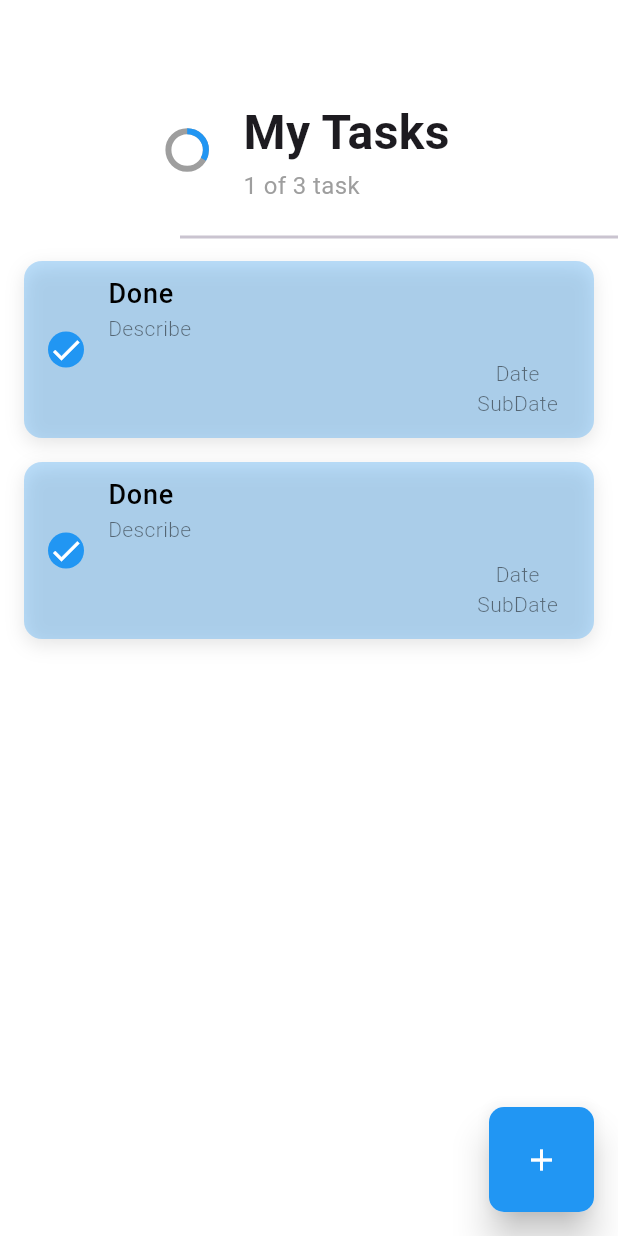
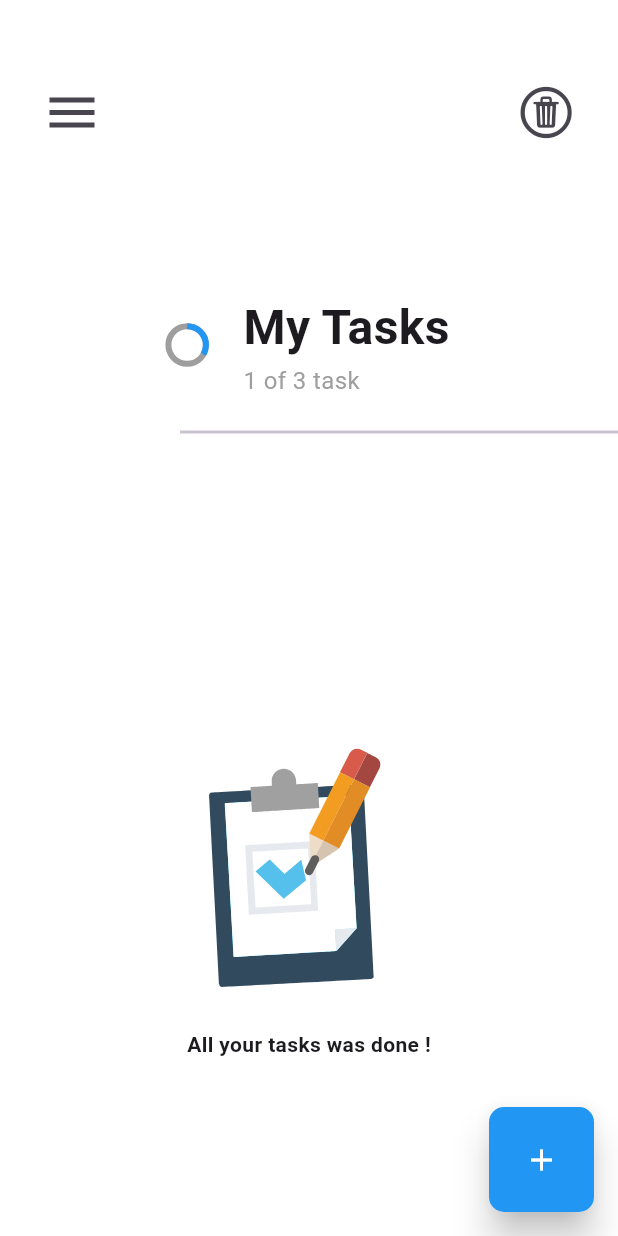
Before and after one commit to Duongmanhvp/-Flutter-TO_DO_app, a Flutter app: the screen it shows after launch, on a phone screen of 412 x 824 dp. Run offline on Flutter 3.47's test engine with Material 3 defaults, Android fonts, the phone set to English and light mode, and no system bars; drawn by our look-alikes of flutter_slider_drawer; our stand-ins replace animate_do, lottie, sidebarx.

Commit message:
SideBar
Add.

```diff
--- /dev/null
+++ b/todo/lib/view/home/components/home_app_bar.dart
@@ -0,0 +1,84 @@
+import 'package:flutter/cupertino.dart';
+import 'package:flutter/material.dart';
+import 'package:flutter_slider_drawer/flutter_slider_drawer.dart';
+
+class HomeAppBar extends StatefulWidget {
+  const HomeAppBar({super.key, required this.drawerKey});
+
+  final GlobalKey<SliderDrawerState> drawerKey;
+
+  @override
+  State<HomeAppBar> createState() => _HomeAppBarState();
+}
+
+class _HomeAppBarState extends State<HomeAppBar>
+    with SingleTickerProviderStateMixin {
+  late AnimationController animationController;
+  bool isDrawerOpen = false;
+
+  @override
+  void initState() {
+    animationController =
+        AnimationController(vsync: this, duration: const Duration(seconds: 1));
+    super.initState();
+  }
+
+  @override
+  void dispose() {
+    animationController.dispose();
+    super.dispose();
+  }
+
+  void onDrawerToggle() {
+    setState(() {
+      isDrawerOpen = !isDrawerOpen;
+      if (isDrawerOpen) {
+        animationController.forward();
+        widget.drawerKey.currentState!.openSlider();
+      } else {
+        animationController.reverse();
+        widget.drawerKey.currentState!.closeSlider();
+      }
+    });
+  }
+
+  @override
+  Widget build(BuildContext context) {
+    return SizedBox(
+      width: double.infinity,
+      height: 130,
+      child: Padding(
+        padding: const EdgeInsets.only(top: 20.0),
+        child: Row(
+          mainAxisAlignment: MainAxisAlignment.spaceBetween,
+          children: [
+            //Menu Icon
+            Padding(
+              padding: const EdgeInsets.only(left: 20.0),
+              child: IconButton(
+                onPressed: onDrawerToggle,
+                icon: AnimatedIcon(
+                  icon: AnimatedIcons.menu_close,
+                  progress: animationController,
+                  size: 40,
+                ),
+              ),
+            ),
+
+            // Trash Icon
+            Padding(
+              padding: const EdgeInsets.only(right: 20.0),
+              child: IconButton(
+                onPressed: () {},
+                icon: const Icon(
+                  CupertinoIcons.trash_circle,
+                  size: 40,
+                ),
+              ),
+            ),
+          ],
+        ),
+      ),
+    );
+  }
+}
--- a/todo/lib/view/home/home_screen.dart
+++ b/todo/lib/view/home/home_screen.dart
@@ -1,7 +1,12 @@
 import 'package:animate_do/animate_do.dart';
 import 'package:flutter/material.dart';
+import 'package:flutter_slider_drawer/flutter_slider_drawer.dart';
 import 'package:lottie/lottie.dart';
+import 'package:sidebarx/sidebarx.dart';
+import 'package:todo/view/home/components/home_app_bar.dart';
+import 'package:todo/view/home/components/slider_drawer.dart';
 import 'package:todo/view/home/widget/fab.dart';
+import 'package:todo/view/home/widget/main_home_screen.dart';
 import 'package:todo/view/home/widget/task_widget.dart';
 
 class HomeScreen extends StatefulWidget {
@@ -12,136 +17,24 @@ class HomeScreen extends StatefulWidget {
 }
 
 class _HomeScreenState extends State<HomeScreen> {
-  final List<int> testing = [1, 2];
+  GlobalKey<SliderDrawerState> drawerKey = GlobalKey<SliderDrawerState>();
+  final List<int> testing = [];
   @override
   Widget build(BuildContext context) {
     return Scaffold(
       backgroundColor: Colors.white,
+      //FAB
       floatingActionButton: const FAB(),
-      body: SizedBox(
-        width: double.infinity,
-        height: double.infinity,
-        child: Column(
-          children: [
-            // App Bar
-            Container(
-              margin: const EdgeInsets.only(top: 50.0),
-              width: double.infinity,
-              height: 100,
-              //color: Colors.red,
-              child: const Row(
-                mainAxisAlignment: MainAxisAlignment.center,
-                children: [
-                  // Progress indicator
-                  SizedBox(
-                    width: 25,
-                    height: 25,
-                    child: CircularProgressIndicator(
-                      value: 1 / 3,
-                      backgroundColor: Colors.grey,
-                      valueColor: AlwaysStoppedAnimation(
-                        Colors.blue,
-                      ),
-                    ),
-                  ),
-                  SizedBox(
-                    width: 25,
-                  ),
-                  Column(
-                    mainAxisAlignment: MainAxisAlignment.center,
-                    crossAxisAlignment: CrossAxisAlignment.start,
-                    children: [
-                      Text(
-                        "My Tasks",
-                        style: TextStyle(
-                          fontSize: 32,
-                          fontWeight: FontWeight.bold,
-                        ),
-                      ),
-                      SizedBox(
-                        height: 1.0,
-                      ),
-                      Text(
-                        "1 of 3 task",
-                        style: TextStyle(
-                          color: Colors.grey,
-                          fontSize: 16,
-                          fontWeight: FontWeight.normal,
-                        ),
-                      ),
-                    ],
-                  )
-                ],
-              ),
-            ),
-
-            // Divider
-            const Divider(
-              thickness: 2.0,
-              indent: 120,
-            ),
-
-            //
-            SizedBox(
-              width: double.infinity,
-              height: 700.0,
-              child: testing.isNotEmpty
-                  ? ListView.builder(
-                      itemCount: testing.length,
-                      scrollDirection: Axis.vertical,
-                      itemBuilder: (context, index) {
-                        return Dismissible(
-                            key: Key(
-                              index.toString(),
-                            ),
-                            direction: DismissDirection.horizontal,
-                            onDismissed: (_) {
-                              //remove task from DB
-                            },
-                            background: const Row(
-                              mainAxisAlignment: MainAxisAlignment.center,
-                              children: [
-                                Icon(Icons.delete),
-                                SizedBox(
-                                  width: 10.0,
-                                ),
-                                Text(
-                                  "Task was deleted ",
-                                  style: TextStyle(
-                                    color: Colors.grey,
-                                  ),
-                                )
-                              ],
-                            ),
-                            child: const TaskWidget());
-                      })
-                  : Column(
-                      mainAxisAlignment: MainAxisAlignment.center,
-                      children: [
-                        FadeIn(
-                          child: SizedBox(
-                            height: 200,
-                            width: 200,
-                            child: Lottie.asset(
-                              "assets/lottie/done.json",
-                              animate: testing.isEmpty ? false : true,
-                            ),
-                          ),
-                        ),
-                        FadeInUp(
-                          from: 50,
-                          child: const Text(
-                            "All your tasks was done !",
-                            style: TextStyle(
-                              fontWeight: FontWeight.bold,
-                            ),
-                          ),
-                        )
-                      ],
-                    ),
-            )
-          ],
+      // BODY
+      body: SliderDrawer(
+        key: drawerKey,
+        isDraggable: false,
+        animationDuration: 500,
+        slider: CustomDrawer(),
+        appBar: HomeAppBar(
+          drawerKey: drawerKey,
         ),
+        child: MainHomeScreen(testing: testing),
       ),
     );
   }
--- /dev/null
+++ b/todo/lib/view/home/widget/main_home_screen.dart
@@ -0,0 +1,142 @@
+import 'package:animate_do/animate_do.dart';
+import 'package:flutter/material.dart';
+import 'package:lottie/lottie.dart';
+import 'package:todo/view/home/widget/task_widget.dart';
+
+class MainHomeScreen extends StatelessWidget {
+  const MainHomeScreen({
+    super.key,
+    required this.testing,
+  });
+
+  final List<int> testing;
+
+  @override
+  Widget build(BuildContext context) {
+    return SizedBox(
+      width: double.infinity,
+      height: double.infinity,
+      child: Column(
+        children: [
+          // App Bar
+          Container(
+            margin: const EdgeInsets.only(top: 50.0),
+            width: double.infinity,
+            height: 100,
+            //color: Colors.red,
+            child: const Row(
+              mainAxisAlignment: MainAxisAlignment.center,
+              children: [
+                // Progress indicator
+                SizedBox(
+                  width: 25,
+                  height: 25,
+                  child: CircularProgressIndicator(
+                    value: 1 / 3,
+                    backgroundColor: Colors.grey,
+                    valueColor: AlwaysStoppedAnimation(
+                      Colors.blue,
+                    ),
+                  ),
+                ),
+                SizedBox(
+                  width: 25,
+                ),
+                Column(
+                  mainAxisAlignment: MainAxisAlignment.center,
+                  crossAxisAlignment: CrossAxisAlignment.start,
+                  children: [
+                    Text(
+                      "My Tasks",
+                      style: TextStyle(
+                        fontSize: 32,
+                        fontWeight: FontWeight.bold,
+                      ),
+                    ),
+                    SizedBox(
+                      height: 1.0,
+                    ),
+                    Text(
+                      "1 of 3 task",
+                      style: TextStyle(
+                        color: Colors.grey,
+                        fontSize: 16,
+                        fontWeight: FontWeight.normal,
+                      ),
+                    ),
+                  ],
+                )
+              ],
+            ),
+          ),
+
+          // Divider
+          const Divider(
+            thickness: 2.0,
+            indent: 120,
+          ),
+
+          //
+          SizedBox(
+            width: double.infinity,
+            height: 600,
+            child: testing.isNotEmpty
+                ? ListView.builder(
+                    itemCount: testing.length,
+                    scrollDirection: Axis.vertical,
+                    itemBuilder: (context, index) {
+                      return Dismissible(
+                          key: Key(
+                            index.toString(),
+                          ),
+                          direction: DismissDirection.horizontal,
+                          onDismissed: (_) {
+                            //remove task from DB
+                          },
+                          background: const Row(
+                            mainAxisAlignment: MainAxisAlignment.center,
+                            children: [
+                              Icon(Icons.delete),
+                              SizedBox(
+                                width: 10.0,
+                              ),
+                              Text(
+                                "Task was deleted ",
+                                style: TextStyle(
+                                  color: Colors.grey,
+                                ),
+                              )
+                            ],
+                          ),
+                          child: const TaskWidget());
+                    })
+                : Column(
+                    mainAxisAlignment: MainAxisAlignment.center,
+                    children: [
+                      FadeIn(
+                        child: SizedBox(
+                          height: 200,
+                          width: 200,
+                          child: Lottie.asset(
+                            "assets/lottie/done.json",
+                            //animate: testing.isEmpty ? false : true,
+                          ),
+                        ),
+                      ),
+                      FadeInUp(
+                        from: 50,
+                        child: const Text(
+                          "All your tasks was done !",
+                          style: TextStyle(
+                            fontWeight: FontWeight.bold,
+                          ),
+                        ),
+                      )
+                    ],
+                  ),
+          )
+        ],
+      ),
+    );
+  }
+}
--- a/todo/pubspec.yaml
+++ b/todo/pubspec.yaml
@@ -21,6 +21,7 @@ dependencies:
   panara_dialogs: ^0.1.2
   ftoast: ^2.0.0
   flutter_slider_drawer: ^2.1.1
+  sidebarx: ^0.17.1
 
 dev_dependencies:
   flutter_test:
```
Also changed, not shown: todo/lib/view/home/components/slider_drawer.dart (added, +86 -0 lines), todo/pubspec.lock.
